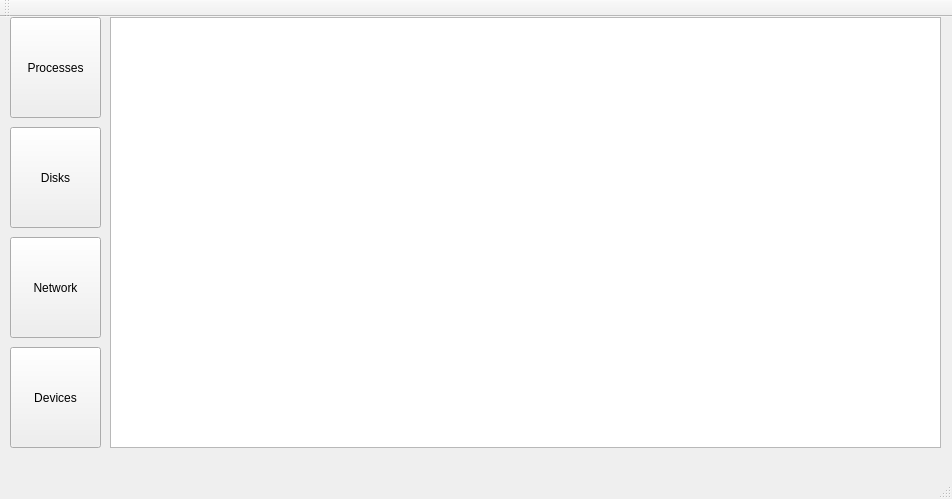
First picture: the form in SysInfo/SysInfoFront/SysInfoFront/sysinfofront.ui, repository OrientPlus/job, before the edit.
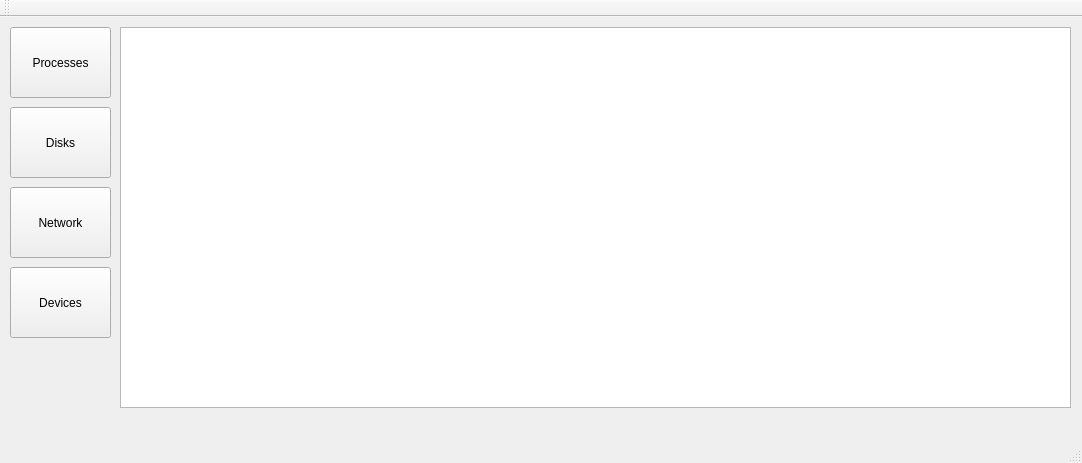
Second picture: the form after the edit.

Patch:
```diff
--- a/SysInfo/SysInfoFront/SysInfoFront/sysinfofront.ui
+++ b/SysInfo/SysInfoFront/SysInfoFront/sysinfofront.ui
@@ -6,31 +6,21 @@
    <rect>
     <x>0</x>
     <y>0</y>
-    <width>952</width>
-    <height>499</height>
+    <width>1082</width>
+    <height>463</height>
    </rect>
   </property>
   <property name="windowTitle">
    <string>SysInfoFront</string>
   </property>
   <widget class="QWidget" name="centralWidget">
-   <widget class="QTableView" name="tableView">
-    <property name="geometry">
-     <rect>
-      <x>110</x>
-      <y>0</y>
-      <width>831</width>
-      <height>431</height>
-     </rect>
-    </property>
-   </widget>
    <widget class="QPushButton" name="device_button">
     <property name="geometry">
      <rect>
       <x>10</x>
-      <y>330</y>
-      <width>91</width>
-      <height>101</height>
+      <y>250</y>
+      <width>101</width>
+      <height>71</height>
      </rect>
     </property>
     <property name="text">
@@ -41,41 +31,51 @@
     <property name="geometry">
      <rect>
       <x>10</x>
-      <y>220</y>
-      <width>91</width>
-      <height>101</height>
+      <y>170</y>
+      <width>101</width>
+      <height>71</height>
      </rect>
     </property>
     <property name="text">
      <string>Network</string>
     </property>
    </widget>
-   <widget class="QPushButton" name="proc_button">
-    <property name="geometry">
-     <rect>
-      <x>10</x>
-      <y>0</y>
-      <width>91</width>
-      <height>101</height>
-     </rect>
-    </property>
-    <property name="text">
-     <string>Processes</string>
-    </property>
-   </widget>
    <widget class="QPushButton" name="disk_button">
     <property name="geometry">
      <rect>
       <x>10</x>
-      <y>110</y>
-      <width>91</width>
-      <height>101</height>
+      <y>90</y>
+      <width>101</width>
+      <height>71</height>
      </rect>
     </property>
     <property name="text">
      <string>Disks</string>
     </property>
    </widget>
+   <widget class="QPushButton" name="proc_button">
+    <property name="geometry">
+     <rect>
+      <x>10</x>
+      <y>10</y>
+      <width>101</width>
+      <height>71</height>
+     </rect>
+    </property>
+    <property name="text">
+     <string>Processes</string>
+    </property>
+   </widget>
+   <widget class="QTableView" name="view_table">
+    <property name="geometry">
+     <rect>
+      <x>120</x>
+      <y>10</y>
+      <width>951</width>
+      <height>381</height>
+     </rect>
+    </property>
+   </widget>
   </widget>
   <widget class="QMenuBar" name="menuBar">
    <property name="geometry">
```
Left out of the diff: 6 changed lines with no effect on the pictures.
